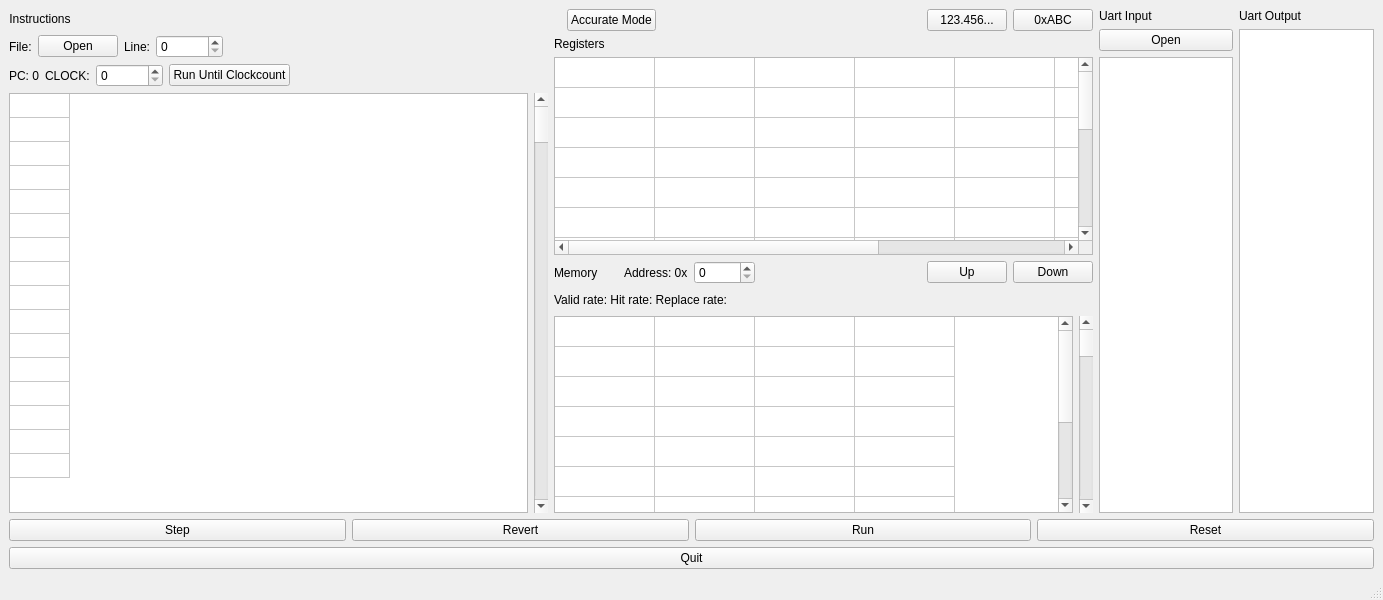
Qt form OreOre-V-CMake-JIT/mainwindow.ui (cpuex2021-1/simulator) before a commit.
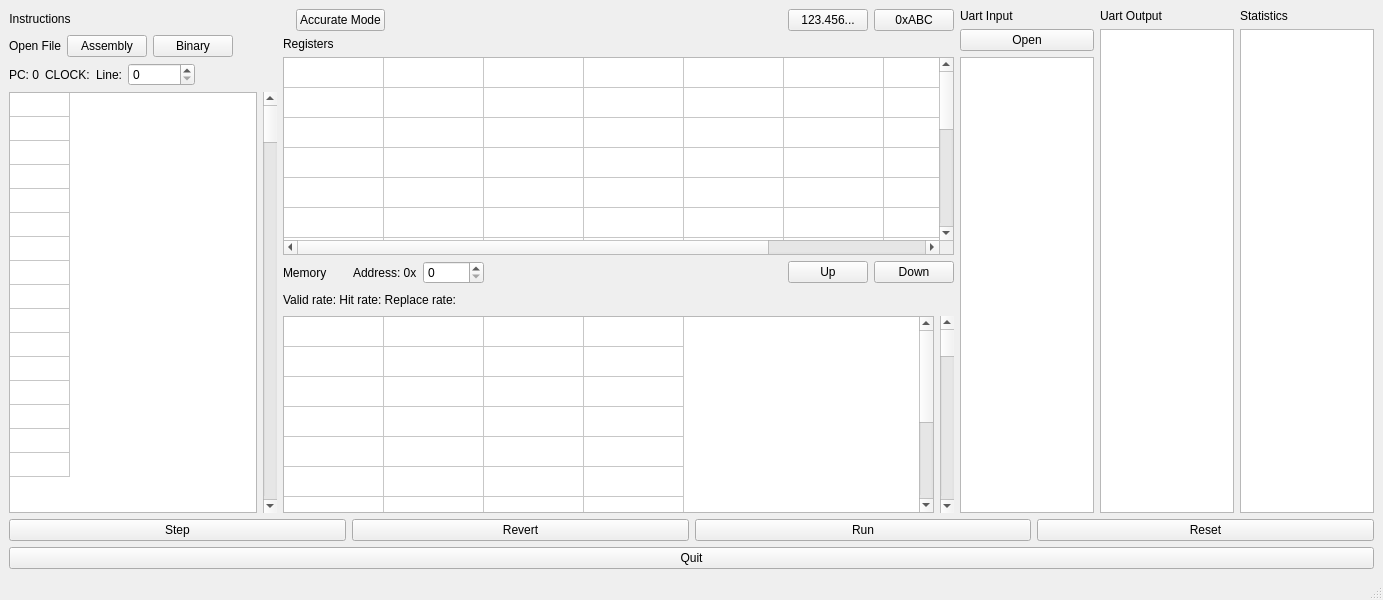
The same form after that commit.

Commit message: Binary reading gui-simulator & added function & fix ui

```diff
--- a/OreOre-V-CMake-JIT/mainwindow.ui
+++ b/OreOre-V-CMake-JIT/mainwindow.ui
@@ -20,9 +20,9 @@
    <string>☆彡OreOre-V Simulator☆彡</string>
   </property>
   <widget class="QWidget" name="centralwidget">
-   <layout class="QVBoxLayout" name="verticalLayout_5">
+   <layout class="QVBoxLayout" name="verticalLayout_6">
     <item>
-     <layout class="QHBoxLayout" name="horizontalLayout" stretch="4,4,1,1">
+     <layout class="QHBoxLayout" name="horizontalLayout" stretch="2,5,1,1,1">
       <item>
        <layout class="QVBoxLayout" name="verticalLayout_2">
         <item>
@@ -57,28 +57,21 @@
           <item>
            <widget class="QLabel" name="label_4">
             <property name="text">
-             <string>File:</string>
+             <string>Open File</string>
             </property>
            </widget>
           </item>
           <item>
            <widget class="QPushButton" name="pushButton_9">
             <property name="text">
-             <string>Open</string>
+             <string>Assembly</string>
             </property>
            </widget>
           </item>
           <item>
-           <widget class="QLabel" name="label_5">
+           <widget class="QPushButton" name="BinaryButton">
             <property name="text">
-             <string>Line:</string>
-            </property>
-           </widget>
-          </item>
-          <item>
-           <widget class="QSpinBox" name="InstLinespinBox">
-            <property name="maximum">
-             <number>1000000000</number>
+             <string>Binary</string>
             </property>
            </widget>
           </item>
@@ -114,16 +107,16 @@
            </widget>
           </item>
           <item>
-           <widget class="QSpinBox" name="ClockSpin">
-            <property name="maximum">
-             <number>999999999</number>
+           <widget class="QLabel" name="label_5">
+            <property name="text">
+             <string>Line:</string>
             </property>
            </widget>
           </item>
           <item>
-           <widget class="QPushButton" name="pushButton_5">
-            <property name="text">
-             <string>Run Until Clockcount</string>
+           <widget class="QSpinBox" name="InstLinespinBox">
+            <property name="maximum">
+             <number>1000000000</number>
             </property>
            </widget>
           </item>
@@ -565,6 +558,20 @@
         </item>
        </layout>
       </item>
+      <item>
+       <layout class="QVBoxLayout" name="verticalLayout_5">
+        <item>
+         <widget class="QLabel" name="StatsLabel">
+          <property name="text">
+           <string>Statistics</string>
+          </property>
+         </widget>
+        </item>
+        <item>
+         <widget class="QTextBrowser" name="statsTextBrowser"/>
+        </item>
+       </layout>
+      </item>
      </layout>
     </item>
     <item>
```
The commit also changes 10 other files.
